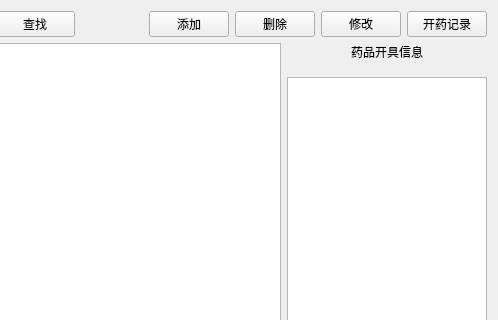
The window that HDATS/diagnosticrecord.ui (fhwhsa/HDATS) describes before a commit, drawn with Qt 5; both pictures show x 190 to 688 and y 0 to 320 of the 688 by 413 pixel window.
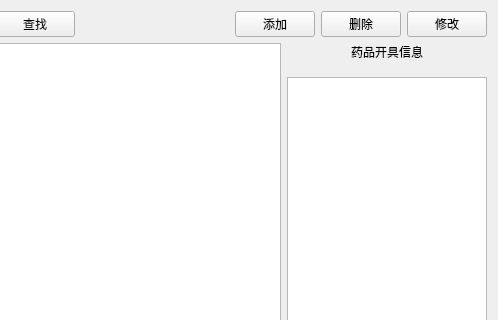
The same window after the commit.

Commit message: 删除部门表（原定加入部门管理功能，暂时不做）；就诊记录管理实现查找和删除功能

Diff of the .ui file:
```diff
--- a/HDATS/diagnosticrecord.ui
+++ b/HDATS/diagnosticrecord.ui
@@ -84,13 +84,6 @@
          </property>
         </widget>
        </item>
-       <item>
-        <widget class="QPushButton" name="btnMedicationRecord">
-         <property name="text">
-          <string>开药记录</string>
-         </property>
-        </widget>
-       </item>
       </layout>
      </item>
      <item>
```
The commit also changes 20 other files.
